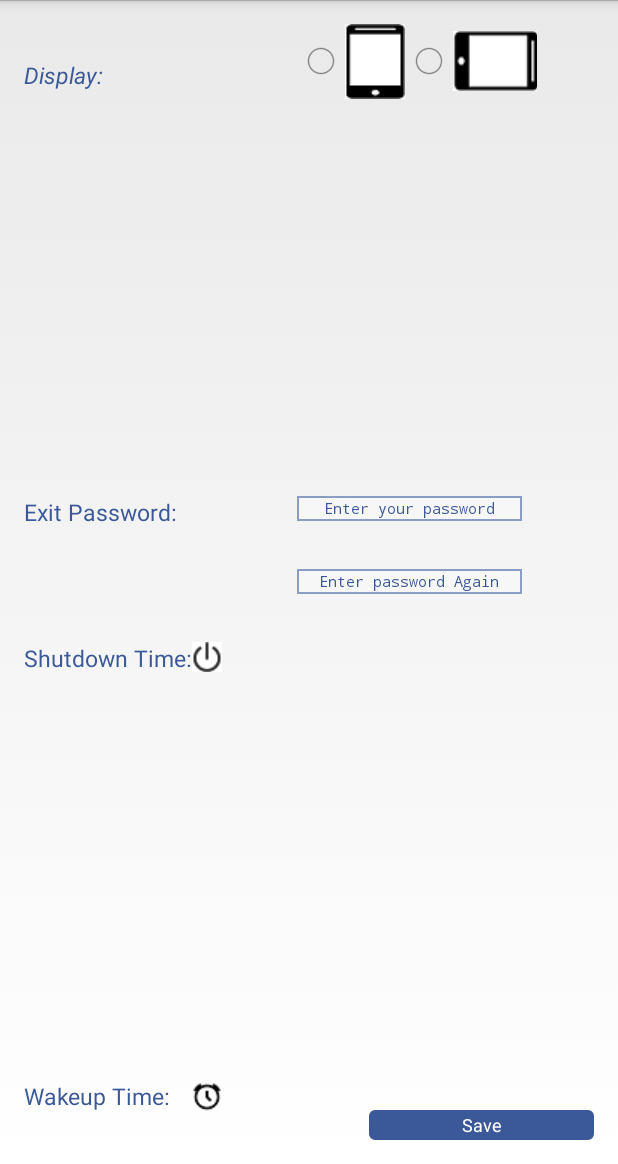
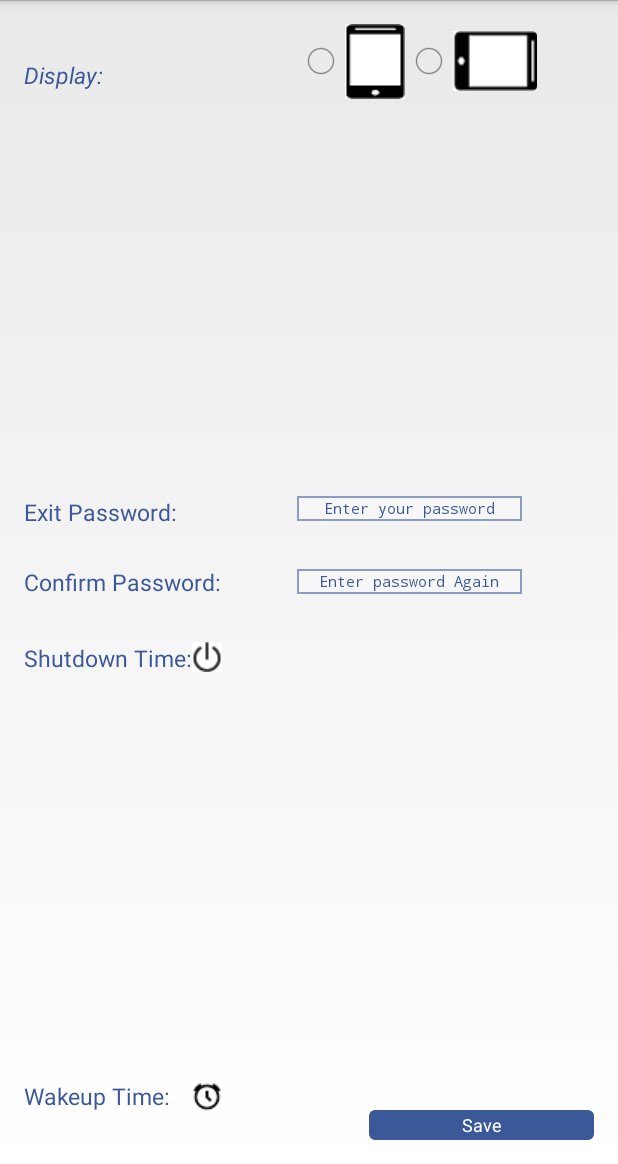
Before and after one commit to yangzifeiyu/NinjaPlayer, an Android app: the layout Plain.xml on its own in the app's theme, with its tools: preview values and no code run, on a phone screen of 412 x 824 dp, the part 72-1236 px from its top. Run offline under Robolectric (Android 15) with nearby library versions, the phone set to English and light mode, and no system bars.

Commit message:
Update fragment_configuration(normal-notlong-land).xml

```diff
--- a/app/src/main/res/layout/fragment_configuration(normal-notlong-land).xml
+++ b/app/src/main/res/layout/fragment_configuration(normal-notlong-land).xml
@@ -133,8 +133,8 @@
         android:id="@+id/txtStatusPa"
         android:textSize="11dp"
         android:gravity="center|bottom"
-        android:layout_below="@+id/textView3"
-        android:layout_alignParentEnd="true"/>
+        android:layout_alignTop="@+id/etPassword"
+        android:layout_alignParentEnd="true" />
 
     <TextView
         android:layout_width="wrap_content"
@@ -187,4 +187,14 @@
         android:layout_alignStart="@+id/etPassword"
         android:clickable="false"/>
 
+    <TextView
+        android:layout_width="wrap_content"
+        android:layout_height="wrap_content"
+        android:text="Confirm Password:"
+        android:id="@+id/textView12"
+        android:textSize="15dp"
+        android:textColor="#3b5998"
+        android:layout_centerVertical="true"
+        android:layout_alignParentStart="true" />
+
 </RelativeLayout>
```
